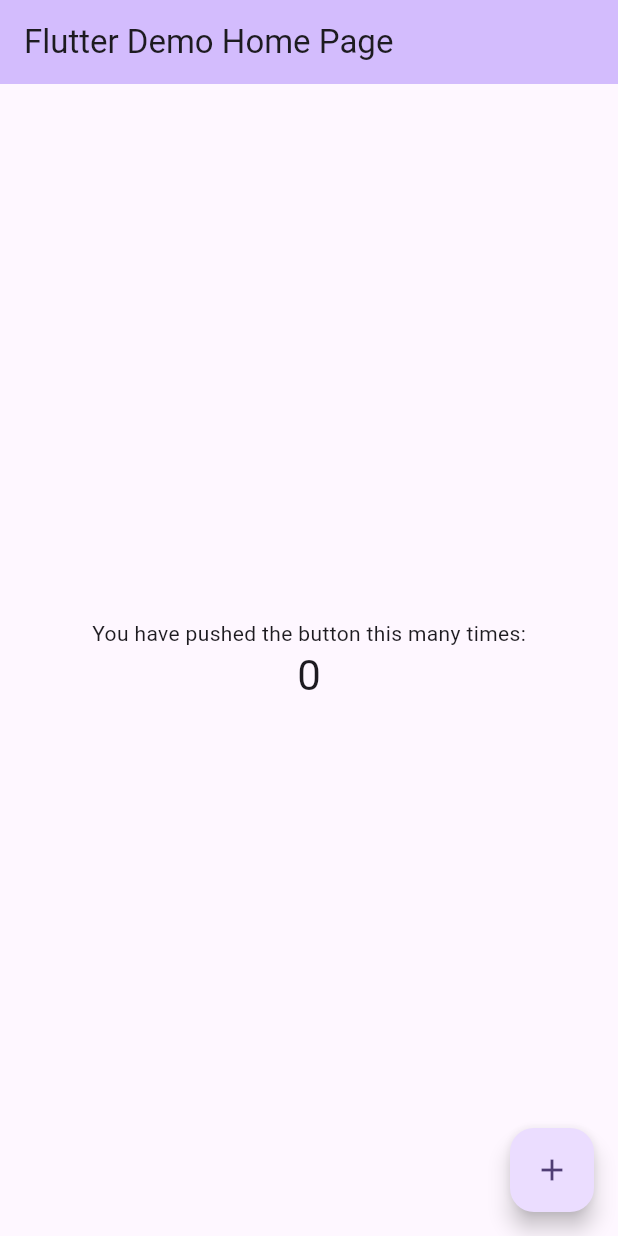
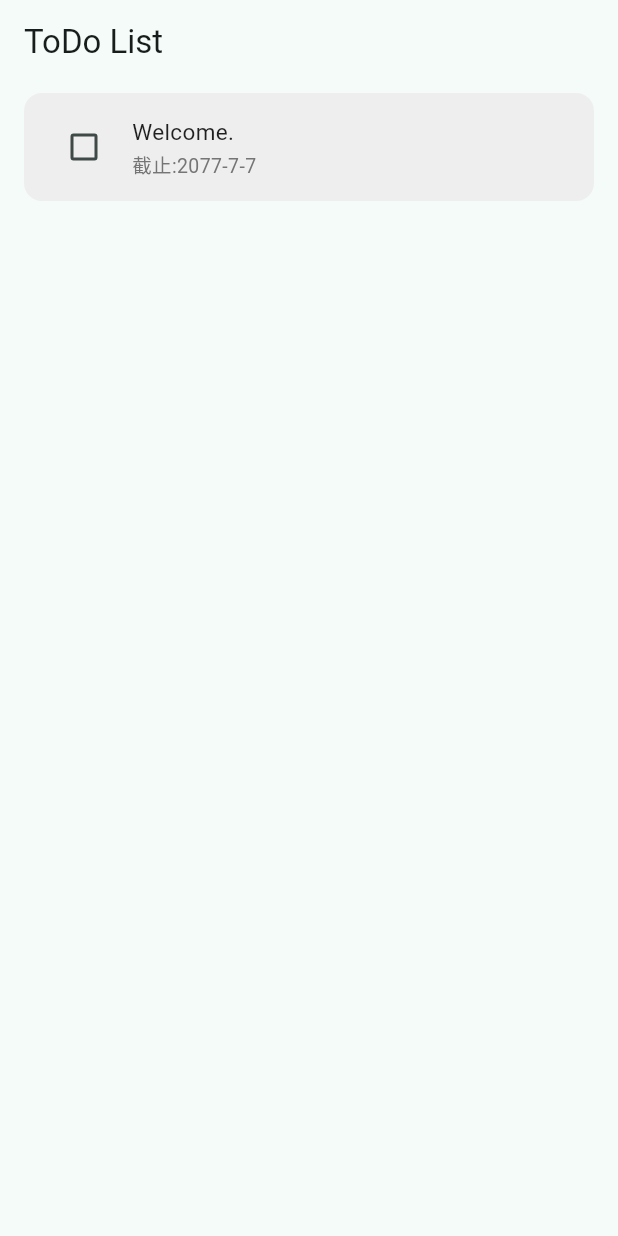
Before and after one commit to hippoangaiun-art/todolist_flutter, a Flutter app: the screen it shows after launch, on a phone screen of 412 x 824 dp. Run offline on Flutter 3.47's test engine with Material 3 defaults, Android fonts, the phone set to English and light mode, and no system bars; our stand-ins replace logger, package_info_plus, shared_preferences.

Commit message:
初版UI

```diff
--- /dev/null
+++ b/lib/core/const.dart
@@ -0,0 +1,42 @@
+import 'package:package_info_plus/package_info_plus.dart';
+import 'package:logger/logger.dart';
+import 'package:todolist/utils/preferences.dart';
+
+final logger = Logger();
+
+Future<int> getAppVersionCode() async {
+  PackageInfo packageInfo = await PackageInfo.fromPlatform();
+  return int.parse(packageInfo.version); // 构建号（如 12）
+}
+
+const githubUrl = "https://github.com/hippoangaiun-art/todolist_flutter";
+
+Future<void> checkUpdate() async {
+  //TODO 写检查更新
+}
+
+class Todo {
+  final String title;
+  final bool done;
+  final DateTime? ddl;
+
+  Todo({
+    required this.title,
+    this.done = false,
+    this.ddl,
+  });
+}
+
+class Const {
+  static final todoLists = PrefField<String>("todolist", """
+  [
+  {
+    "name": "Welcome.",
+    "done": false,
+    "ddl": "2077-07-07 23:59:59"
+  }
+]
+  """);
+
+  static final appName = "ToDo List";
+}
--- a/lib/main.dart
+++ b/lib/main.dart
@@ -1,122 +1,33 @@
 import 'package:flutter/material.dart';
+import 'package:flutter_localizations/flutter_localizations.dart';
+import 'package:todolist/pages/todo.dart';
+
 
 void main() {
-  runApp(const MyApp());
+  runApp(const TodoApp());
 }
 
-class MyApp extends StatelessWidget {
-  const MyApp({super.key});
+class TodoApp extends StatelessWidget {
+  const TodoApp({super.key});
 
-  // This widget is the root of your application.
   @override
   Widget build(BuildContext context) {
     return MaterialApp(
-      title: 'Flutter Demo',
+      localizationsDelegates: [
+        GlobalMaterialLocalizations.delegate,
+        GlobalWidgetsLocalizations.delegate,
+        GlobalCupertinoLocalizations.delegate,
+      ],
+      supportedLocales: [
+        const Locale('zh', 'CN'),
+      ],
+      title: 'TODO-List',
+      debugShowCheckedModeBanner: false,
       theme: ThemeData(
-        // This is the theme of your application.
-        //
-        // TRY THIS: Try running your application with "flutter run". You'll see
-        // the application has a purple toolbar. Then, without quitting the app,
-        // try changing the seedColor in the colorScheme below to Colors.green
-        // and then invoke "hot reload" (save your changes or press the "hot
-        // reload" button in a Flutter-supported IDE, or press "r" if you used
-        // the command line to start the app).
-        //
-        // Notice that the counter didn't reset back to zero; the application
-        // state is not lost during the reload. To reset the state, use hot
-        // restart instead.
-        //
-        // This works for code too, not just values: Most code changes can be
-        // tested with just a hot reload.
-        colorScheme: ColorScheme.fromSeed(seedColor: Colors.deepPurple),
+        useMaterial3: true,
+        colorSchemeSeed: Colors.teal,
       ),
-      home: const MyHomePage(title: 'Flutter Demo Home Page'),
+      home: const TodoPage(),
     );
   }
 }
-
-class MyHomePage extends StatefulWidget {
-  const MyHomePage({super.key, required this.title});
-
-  // This widget is the home page of your application. It is stateful, meaning
-  // that it has a State object (defined below) that contains fields that affect
-  // how it looks.
-
-  // This class is the configuration for the state. It holds the values (in this
-  // case the title) provided by the parent (in this case the App widget) and
-  // used by the build method of the State. Fields in a Widget subclass are
-  // always marked "final".
-
-  final String title;
-
-  @override
-  State<MyHomePage> createState() => _MyHomePageState();
-}
-
-class _MyHomePageState extends State<MyHomePage> {
-  int _counter = 0;
-
-  void _incrementCounter() {
-    setState(() {
-      // This call to setState tells the Flutter framework that something has
-      // changed in this State, which causes it to rerun the build method below
-      // so that the display can reflect the updated values. If we changed
-      // _counter without calling setState(), then the build method would not be
-      // called again, and so nothing would appear to happen.
-      _counter++;
-    });
-  }
-
-  @override
-  Widget build(BuildContext context) {
-    // This method is rerun every time setState is called, for instance as done
-    // by the _incrementCounter method above.
-    //
-    // The Flutter framework has been optimized to make rerunning build methods
-    // fast, so that you can just rebuild anything that needs updating rather
-    // than having to individually change instances of widgets.
-    return Scaffold(
-      appBar: AppBar(
-        // TRY THIS: Try changing the color here to a specific color (to
-        // Colors.amber, perhaps?) and trigger a hot reload to see the AppBar
-        // change color while the other colors stay the same.
-        backgroundColor: Theme.of(context).colorScheme.inversePrimary,
-        // Here we take the value from the MyHomePage object that was created by
-        // the App.build method, and use it to set our appbar title.
-        title: Text(widget.title),
-      ),
-      body: Center(
-        // Center is a layout widget. It takes a single child and positions it
-        // in the middle of the parent.
-        child: Column(
-          // Column is also a layout widget. It takes a list of children and
-          // arranges them vertically. By default, it sizes itself to fit its
-          // children horizontally, and tries to be as tall as its parent.
-          //
-          // Column has various properties to control how it sizes itself and
-          // how it positions its children. Here we use mainAxisAlignment to
-          // center the children vertically; the main axis here is the vertical
-          // axis because Columns are vertical (the cross axis would be
-          // horizontal).
-          //
-          // TRY THIS: Invoke "debug painting" (choose the "Toggle Debug Paint"
-          // action in the IDE, or press "p" in the console), to see the
-          // wireframe for each widget.
-          mainAxisAlignment: MainAxisAlignment.center,
-          children: <Widget>[
-            const Text('You have pushed the button this many times:'),
-            Text(
-              '$_counter',
-              style: Theme.of(context).textTheme.headlineMedium,
-            ),
-          ],
-        ),
-      ),
-      floatingActionButton: FloatingActionButton(
-        onPressed: _incrementCounter,
-        tooltip: 'Increment',
-        child: const Icon(Icons.add),
-      ), // This trailing comma makes auto-formatting nicer for build methods.
-    );
-  }
-}
--- /dev/null
+++ b/lib/pages/todo.dart
@@ -0,0 +1,203 @@
+import 'package:flutter/material.dart';
+import 'package:todolist/core/const.dart';
+import 'package:todolist/core/storage.dart';
+
+
+class TodoPage extends StatefulWidget {
+  const TodoPage({super.key});
+
+  @override
+  State<TodoPage> createState() => _TodoPageState();
+}
+
+class _TodoPageState extends State<TodoPage> {
+  late Future<List<Todo>> _futureTodos;
+
+  @override
+  void initState() {
+    super.initState();
+    _futureTodos = fetchTodos(); // 异步加载
+  }
+
+  void _toggleDone(Todo todo, List<Todo> todos) {
+    setState(() {
+      final index = todos.indexOf(todo);
+      todos[index] = Todo(
+        title: todo.title,
+        done: !todo.done,
+        ddl: todo.ddl,
+      );
+    });
+
+    saveTodos(todos);
+  }
+
+  String _formatDdl(DateTime? ddl) {
+    if (ddl == null) return "";
+    return "截止:${ddl.year}-${ddl.month}-${ddl.day}";
+  }
+
+  Widget _buildTodoCard(Todo todo, List<Todo> todos) {
+    final ddlText = _formatDdl(todo.ddl);
+
+    return Padding(
+      padding: const EdgeInsets.symmetric(horizontal: 16.0, vertical: 6),
+      child: Material(
+        child: InkWell(
+          borderRadius: BorderRadius.circular(12),
+          onTap: () => _toggleDone(todo, todos),
+          child: Container(
+            constraints: const BoxConstraints(minHeight: 72),
+            padding: const EdgeInsets.symmetric(horizontal: 16, vertical: 12),
+            decoration: BoxDecoration(
+              color: Colors.grey[200],
+              borderRadius: BorderRadius.circular(12),
+            ),
+            child: Row(
+              children: [
+                Checkbox(
+                  value: todo.done,
+                  onChanged: (_) => _toggleDone(todo, todos),
+                ),
+                const SizedBox(width: 8),
+                Expanded(
+                  child: Column(
+                    crossAxisAlignment: CrossAxisAlignment.start,
+                    children: [
+                      // 标题文字 + 左到右删除线动画覆盖文字
+                      TweenAnimationBuilder<double>(
+                        tween: Tween<double>(begin: 0, end: todo.done ? 1 : 0),
+                        duration: const Duration(milliseconds: 300),
+                        builder: (context, value, child) {
+                          return Stack(
+                            children: [
+                              Text(
+                                todo.title,
+                                style: TextStyle(
+                                  fontSize: 15,
+                                  fontWeight: FontWeight.normal,
+                                  color:
+                                  todo.done ? Colors.grey : Colors.black87,
+                                ),
+                              ),
+                              ClipRect(
+                                child: Align(
+                                  alignment: Alignment.centerLeft,
+                                  widthFactor: value,
+                                  child: Text(
+                                    todo.title,
+                                    style: TextStyle(
+                                      fontSize: 15,
+                                      fontWeight: FontWeight.normal,
+                                      color: Colors.grey,
+                                      decoration: TextDecoration.lineThrough,
+                                    ),
+                                  ),
+                                ),
+                              ),
+                            ],
+                          );
+                        },
+                      ),
+
+                      // ddl 条件显示
+                      if (ddlText.isNotEmpty) ...[
+                        const SizedBox(height: 4),
+                        Text(
+                          ddlText,
+                          style: TextStyle(
+                            fontSize: 13,
+                            color: Colors.grey[600],
+                            height: 1.2,
+                          ),
+                        ),
+                      ],
+                    ],
+                  ),
+                ),
+                Icon(Icons.chevron_right, color: Colors.grey[400], size: 0),
+              ],
+            ),
+          ),
+        ),
+      ),
+    );
+  }
+
+  Widget _buildLoading() {
+    return const Center(
+      child: Column(
+        mainAxisSize: MainAxisSize.min,
+        children: [
+          CircularProgressIndicator(),
+          SizedBox(height: 20),
+          Text('正在加载待办列表...'),
+        ],
+      ),
+    );
+  }
+
+  Widget _buildError(Object error) {
+    return Center(
+      child: Padding(
+        padding: const EdgeInsets.all(20.0),
+        child: Column(
+          mainAxisSize: MainAxisSize.min,
+          children: [
+            const Icon(Icons.error_outline, color: Colors.red, size: 50),
+            const SizedBox(height: 20),
+            const Text('获取待办列表失败', style: TextStyle(fontSize: 18)),
+            const SizedBox(height: 10),
+            Text(
+              error.toString(),
+              textAlign: TextAlign.center,
+              style: const TextStyle(color: Colors.grey),
+            ),
+            const SizedBox(height: 20),
+            ElevatedButton(
+              onPressed: () {
+                setState(() {
+                  _futureTodos = fetchTodos(); // 重试
+                });
+              },
+              child: const Text('重试'),
+            )
+          ],
+        ),
+      ),
+    );
+  }
+
+  @override
+  Widget build(BuildContext context) {
+    return Scaffold(
+      appBar: AppBar(title: Text(Const.appName)),
+      body: SafeArea(
+        child: FutureBuilder<List<Todo>>(
+          future: _futureTodos,
+          builder: (context, snapshot) {
+            if (snapshot.connectionState == ConnectionState.waiting) {
+              return _buildLoading();
+            } else if (snapshot.hasError) {
+              return _buildError(snapshot.error!);
+            }
+
+            final todos = snapshot.data ?? [];
+
+            if (todos.isEmpty) {
+              return const Center(child: Text("暂无TODO"));
+            }
+
+            return ListView.builder(
+              itemCount: todos.length,
+              itemBuilder: (context, index) {
+                final todo = todos[index];
+                return _buildTodoCard(todo, todos);
+              },
+            );
+          },
+        ),
+      ),
+    );
+  }
+}
--- /dev/null
+++ b/lib/utils/preferences.dart
@@ -0,0 +1,27 @@
+import 'package:shared_preferences/shared_preferences.dart';
+
+class PrefField<T> {
+  final String key;
+  final T defaultValue;
+  final Future<SharedPreferences> _prefs = SharedPreferences.getInstance();
+
+  PrefField(this.key, this.defaultValue);
+
+  Future<T> get value async {
+    final prefs = await _prefs;
+    if (T == String) return (prefs.getString(key) ?? defaultValue) as T;
+    if (T == int) return (prefs.getInt(key) ?? defaultValue) as T;
+    if (T == bool) return (prefs.getBool(key) ?? defaultValue) as T;
+    if (T == double) return (prefs.getDouble(key) ?? defaultValue) as T;
+    throw UnsupportedError("类型不支持");
+
+  }
+
+  Future<void> setValue(T newValue) async {
+    final prefs = await _prefs;
+    if (newValue is String) prefs.setString(key, newValue);
+    if (newValue is int) prefs.setInt(key, newValue);
+    if (newValue is bool) prefs.setBool(key, newValue);
+    if (newValue is double) prefs.setDouble(key, newValue);
+  }
+}
```
Also changed, not shown: lib/core/storage.dart (added, +45 -0 lines), pubspec.yaml (+23 -68 lines), assets/icon/splash.png (added), assets/icon/splash.svg (added), pubspec.lock, 15 other files.
